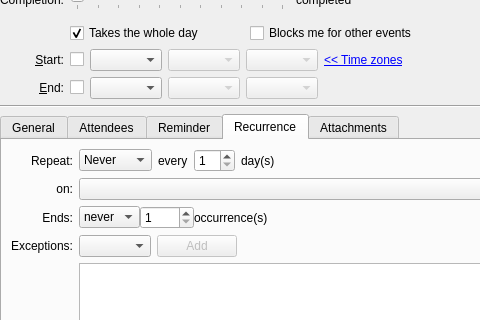
The window that incidenceeditor-ng/eventortododesktop.ui (chusopr/kdepim-ktimetracker-akonadi) describes before a commit, drawn with Qt 5; both pictures show x 0 to 480 and y 124 to 444 of the 661 by 551 pixel window.
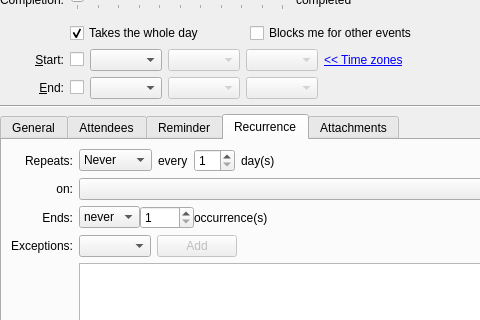
The same window after the commit. The open tabs and pages were chosen to show the change. Custom widgets are drawn as their Qt base class.

Commit message: Use "Repeats", so it's consistent with "Ends"

What changed in the file:
```diff
--- a/incidenceeditor-ng/eventortododesktop.ui
+++ b/incidenceeditor-ng/eventortododesktop.ui
@@ -950,7 +950,7 @@
           </sizepolicy>
          </property>
          <property name="text">
-          <string comment="@label whether or not this event or to-do repeats">Repeat:</string>
+          <string comment="@label whether or not this event or to-do repeats">Repeats:</string>
          </property>
          <property name="alignment">
           <set>Qt::AlignRight|Qt::AlignTrailing|Qt::AlignVCenter</set>
```
